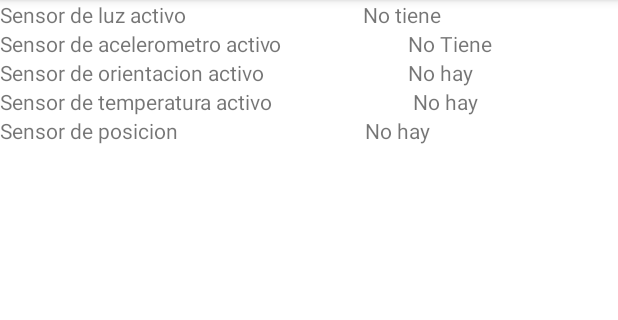
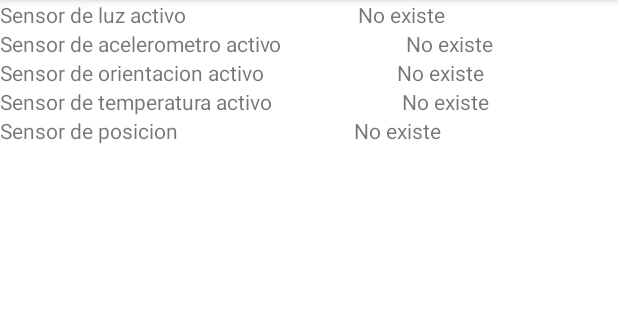
Before and after one commit to fabidro/Parcial3, an Android app: the screen it shows after launch (MainActivity), on a phone screen of 412 x 824 dp, the part 84-404 px from its top. Run offline under Robolectric (Android 15) with nearby library versions, the phone set to English and light mode, and no system bars.

```diff
--- a/app/src/main/java/com/example/parcial3/MainActivity.java
+++ b/app/src/main/java/com/example/parcial3/MainActivity.java
@@ -30,42 +30,42 @@ public class MainActivity extends AppCompatActivity {
         sm = (SensorManager) getSystemService(SENSOR_SERVICE);//declaramos el sensor manager
         temperatura = sm.getSensorList(Sensor.TYPE_AMBIENT_TEMPERATURE);
         if (temperatura.size() > 0) { // vamos a ver si hay algun sensor "por lo menos hay uno
-            SensorTemperatura.setText("Si hay");
+            SensorTemperatura.setText("Si existe");
         } else {
-            SensorTemperatura.setText("No hay");
+            SensorTemperatura.setText("No existe");
         }
 
 
 
         Luz = sm.getSensorList(Sensor.TYPE_LIGHT);
         if (Luz.size() > 0) { // vamos a ver si hay algun sensor "por lo menos hay uno
-            SensorLuz.setText("Si tiene");
+            SensorLuz.setText("Si existe");
         } else {
-            SensorLuz.setText("No tiene");
+            SensorLuz.setText("No existe");
         }
 
 
         Acelerometro = sm.getSensorList(Sensor.TYPE_ACCELEROMETER);
         if (Acelerometro.size() > 0) { // vamos a ver si hay algun sensor "por lo menos hay uno
-            SensorAcelerometro.setText("Si tiene");
+            SensorAcelerometro.setText("Si existe");
         } else {
-            SensorAcelerometro.setText("No Tiene");
+            SensorAcelerometro.setText("No existe");
         }
 
 
         Orientacion = sm.getSensorList(Sensor.TYPE_ORIENTATION);
         if (Orientacion.size() > 0) { // vamos a ver si hay algun sensor "por lo menos hay uno
-            SensorOrientacion.setText("Si hay");
+            SensorOrientacion.setText("Si existe");
         } else {
-            SensorOrientacion.setText("No hay");
+            SensorOrientacion.setText("No existe");
         }
 
 
         posicion = sm.getSensorList(Sensor.TYPE_ROTATION_VECTOR);
         if (posicion.size() > 0) { // vamos a ver si hay algun sensor "por lo menos hay uno
-            SensorPosicion.setText("Si hay");
+            SensorPosicion.setText("Si existe");
         } else {
-            SensorPosicion.setText("No hay");
+            SensorPosicion.setText("No existe");
         }
     }
 }
```
